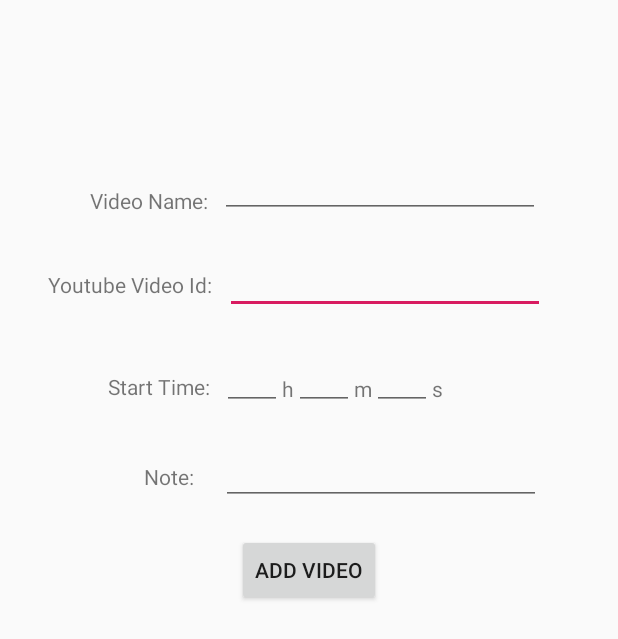
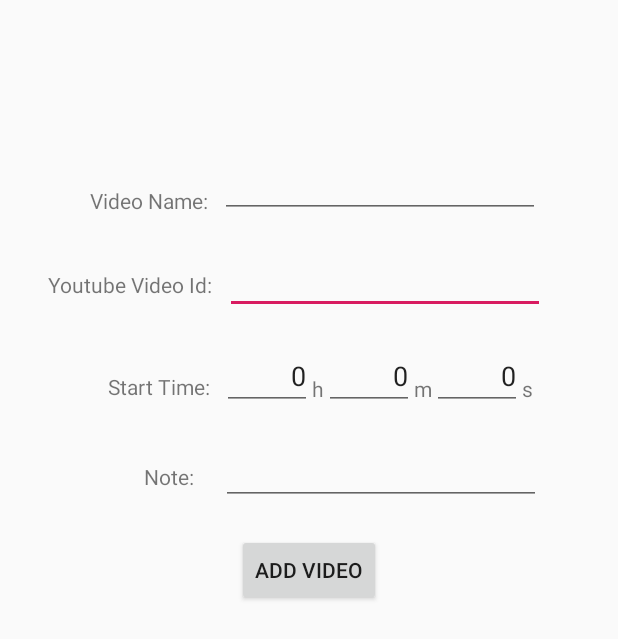
Before and after one commit to Luv-Puff/PianGio, an Android app: the layout activity_add_video.xml on its own in the app's theme, with its tools: preview values and no code run, on a phone screen of 412 x 824 dp. Shown: the top 639 px of the screen. Run offline under Robolectric (Android 15) with nearby library versions, the phone set to English and light mode, and no system bars.

Commit message:
update CRUD

```diff
--- a/app/src/main/res/layout/activity_add_video.xml
+++ b/app/src/main/res/layout/activity_add_video.xml
@@ -4,7 +4,7 @@
     xmlns:tools="http://schemas.android.com/tools"
     android:layout_width="match_parent"
     android:layout_height="match_parent"
-    tools:context=".AddVideoActivity">
+    tools:context=".AddVideoActivity,.UpdateActivity">
 
 
     <TextView
@@ -33,7 +33,7 @@
 
     <EditText
         android:id="@+id/add_h"
-        android:layout_width="40dp"
+        android:layout_width="60dp"
         android:layout_height="40dp"
         android:layout_marginStart="8dp"
         android:layout_marginTop="24dp"
@@ -41,32 +41,38 @@
         android:hint="@string/blank"
         android:importantForAutofill="no"
         android:inputType="number"
+        android:text="@string/zero"
+        android:textAlignment="viewEnd"
         app:layout_constraintStart_toEndOf="@+id/textView7"
         app:layout_constraintTop_toBottomOf="@+id/add_vid" />
 
     <EditText
         android:id="@+id/add_m"
-        android:layout_width="40dp"
+        android:layout_width="60dp"
         android:layout_height="40dp"
         android:layout_marginTop="24dp"
         android:ems="10"
         android:hint="@string/blank"
+        android:importantForAutofill="no"
         android:inputType="number"
+        android:text="@string/zero"
+        android:textAlignment="viewEnd"
         app:layout_constraintStart_toEndOf="@+id/textView4"
-        app:layout_constraintTop_toBottomOf="@+id/add_vid"
-        android:importantForAutofill="no" />
+        app:layout_constraintTop_toBottomOf="@+id/add_vid" />
 
     <EditText
         android:id="@+id/add_s"
-        android:layout_width="40dp"
+        android:layout_width="60dp"
         android:layout_height="40dp"
         android:layout_marginTop="24dp"
         android:ems="10"
         android:hint="@string/blank"
+        android:importantForAutofill="no"
         android:inputType="number"
+        android:text="@string/zero"
+        android:textAlignment="viewEnd"
         app:layout_constraintStart_toEndOf="@+id/textView5"
-        app:layout_constraintTop_toBottomOf="@+id/add_vid"
-        android:importantForAutofill="no" />
+        app:layout_constraintTop_toBottomOf="@+id/add_vid" />
 
     <TextView
         android:id="@+id/textView4"
--- a/app/src/main/res/layout/activity_update.xml
+++ b/app/src/main/res/layout/activity_update.xml
@@ -6,4 +6,5 @@
     android:layout_height="match_parent"
     tools:context=".UpdateActivity">
 
+
 </androidx.constraintlayout.widget.ConstraintLayout>
--- a/app/src/main/res/values/strings.xml
+++ b/app/src/main/res/values/strings.xml
@@ -13,4 +13,5 @@
     <string name="blank" />
     <string name="videoName">Video Name:</string>
     <string name="note">Note:</string>
+    <string name="zero">0</string>
 </resources>
```
Also changed, not shown: app/src/main/java/com/example/scarymonstersplayer/AddVideoActivity.java (+4 -5 lines), app/src/main/java/com/example/scarymonstersplayer/ItemAdapter.java (+8 -1 lines), app/src/main/java/com/example/scarymonstersplayer/MainActivity.java (+19 -1 lines), app/src/main/java/com/example/scarymonstersplayer/MyDB.java (+20 -1 lines), app/src/main/java/com/example/scarymonstersplayer/UpdateActivity.java (+51 -1 lines).
